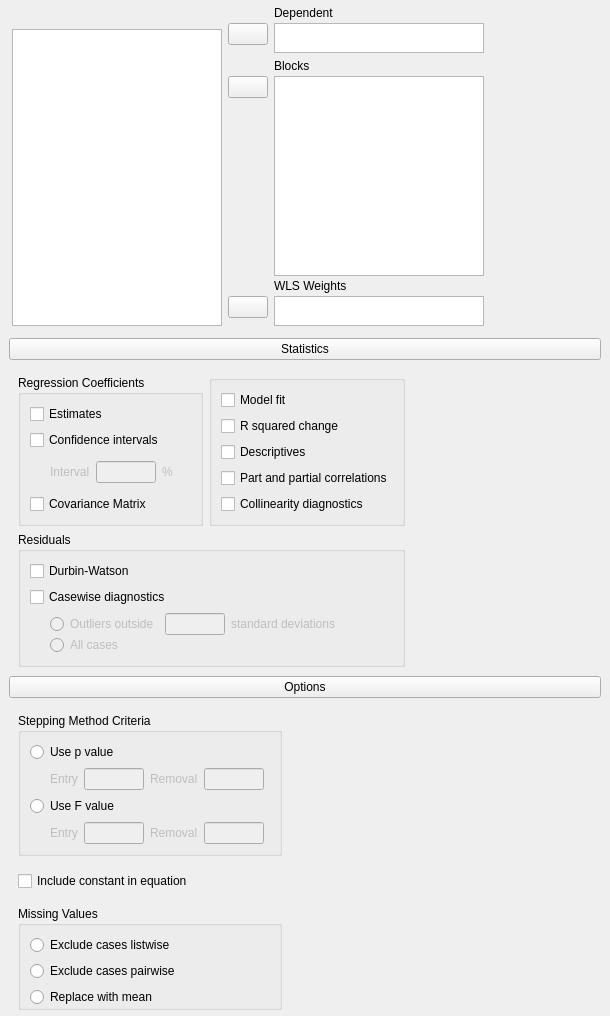
Before: the Qt Designer form JASP-Desktop/analysisforms/regressionlinearform.ui in jasp-stats/jasp-desktop, drawn with Qt 5.
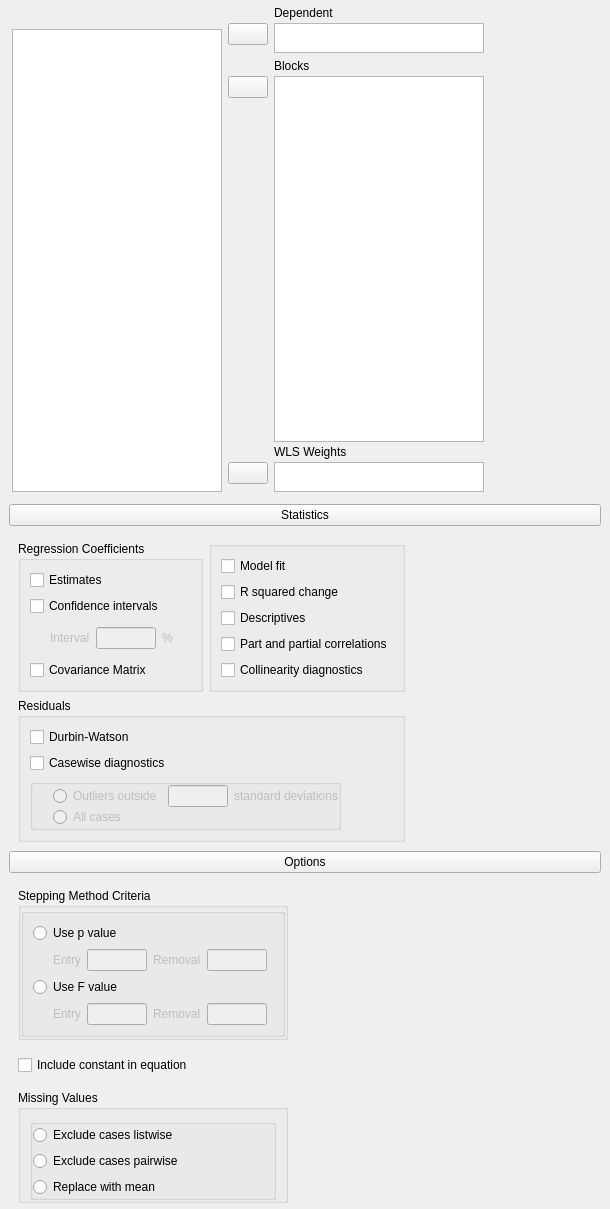
After: the same form once the commit is applied. Custom widgets are drawn as their Qt base class.

What changed in the file:
```diff
--- a/JASP-Desktop/analysisforms/regressionlinearform.ui
+++ b/JASP-Desktop/analysisforms/regressionlinearform.ui
@@ -7,7 +7,7 @@
     <x>0</x>
     <y>0</y>
     <width>610</width>
-    <height>936</height>
+    <height>1209</height>
    </rect>
   </property>
   <property name="windowTitle">
@@ -356,7 +356,7 @@
            </property>
            <layout class="QGridLayout" name="gridLayout_8">
             <item row="2" column="0">
-             <widget class="BoundGroupBox" name="residuals_casewiseDiagnosticsType" native="true">
+             <widget class="BoundGroupBox" name="residuals_casewiseDiagnosticsType">
               <property name="enabled">
                <bool>false</bool>
               </property>
@@ -616,7 +616,7 @@
              <number>0</number>
             </property>
             <item row="0" column="0">
-             <widget class="BoundGroupBox" name="steppingMethodCriteria_type" native="true">
+             <widget class="BoundGroupBox" name="steppingMethodCriteria_type">
               <layout class="QGridLayout" name="gridLayout_9">
                <item row="3" column="0">
                 <widget class="QWidget" name="panelFValue" native="true">
@@ -790,7 +790,7 @@
              <number>0</number>
             </property>
             <item row="0" column="0">
-             <widget class="BoundGroupBox" name="missingValues" native="true">
+             <widget class="BoundGroupBox" name="missingValues">
               <layout class="QGridLayout" name="gridLayout_12">
                <property name="leftMargin">
                 <number>0</number>
@@ -865,12 +865,6 @@
    <extends>QCheckBox</extends>
    <header>widgets/boundcheckbox.h</header>
   </customwidget>
-  <customwidget>
-   <class>GroupBox</class>
-   <extends>QGroupBox</extends>
-   <header>widgets/groupbox.h</header>
-   <container>1</container>
-  </customwidget>
   <customwidget>
    <class>BoundTextBox</class>
    <extends>QLineEdit</extends>
@@ -878,10 +872,16 @@
   </customwidget>
   <customwidget>
    <class>BoundGroupBox</class>
-   <extends>QWidget</extends>
+   <extends>QGroupBox</extends>
    <header>widgets/boundgroupbox.h</header>
    <container>1</container>
   </customwidget>
+  <customwidget>
+   <class>GroupBox</class>
+   <extends>QGroupBox</extends>
+   <header>widgets/groupbox.h</header>
+   <container>1</container>
+  </customwidget>
  </customwidgets>
  <resources/>
  <connections>
```
Left out of the diff: 26 changed lines with no effect on the pictures.
